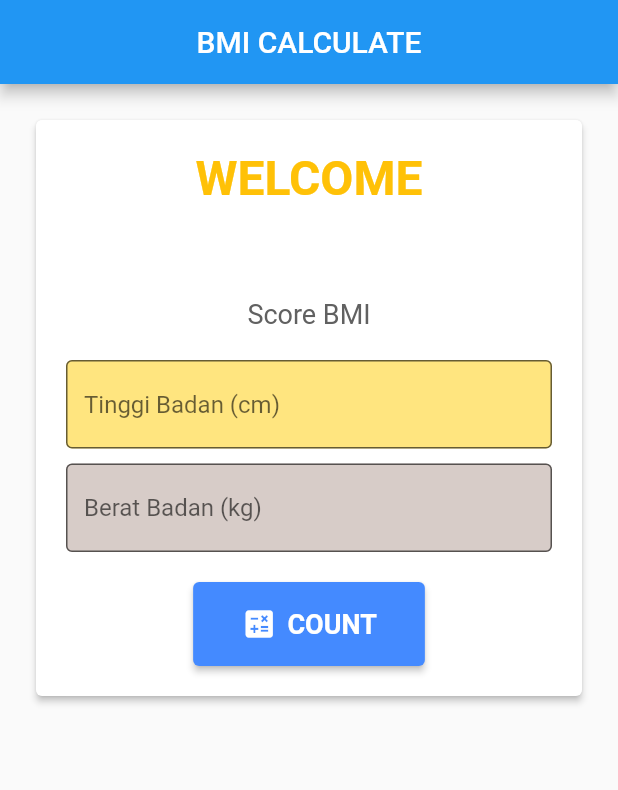
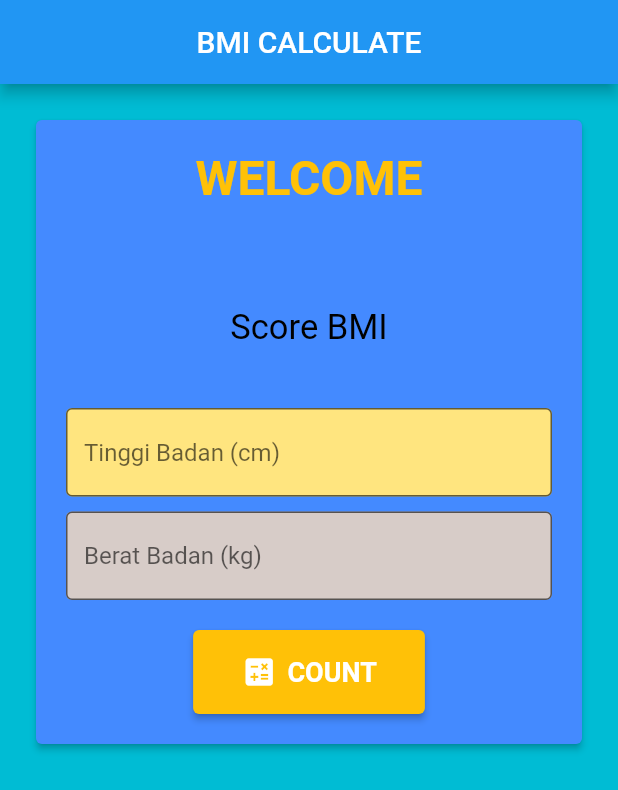
Before and after one commit to octavrosya/BMI-Checker, a Flutter app: the HomePage screen opened directly with empty values, on a phone screen of 412 x 824 dp. Shown: the top 790 px of the screen. Run offline on Flutter 3.47's test engine with Material 2 defaults, Android fonts, the phone set to English and light mode, and no system bars.

Commit message:
third commit

```diff
--- a/lib/home.dart
+++ b/lib/home.dart
@@ -17,12 +17,14 @@ class _HomePageState extends State<HomePage> {
   double heightBody = 0;
   double weightBody = 0;
   double BMI = 0;
+  String bmicount = "";
   @override
   Widget build(BuildContext context) {
     final String args = ModalRoute.of(context)!.settings.arguments as String;
 
     final String username = args;
     return Scaffold(
+      backgroundColor: Colors.cyan,
       appBar: AppBar(
         title: Text("BMI CALCULATE"),
         centerTitle: true,
@@ -34,7 +36,7 @@ class _HomePageState extends State<HomePage> {
           children: [
             Card(
               elevation: 2,
-              color: Colors.white,
+              color: Colors.blueAccent,
               child: Container(
                 padding: EdgeInsets.all(20),
                 child: Form(
@@ -55,8 +57,8 @@ class _HomePageState extends State<HomePage> {
                       Text(
                         (username),
                         style: TextStyle(
-                          fontSize: 18,
-                          color: Colors.grey.shade700,
+                          fontSize: 23,
+                          color: Colors.black,
                         ),
                       ),
                       SizedBox(height: 20),
@@ -64,8 +66,8 @@ class _HomePageState extends State<HomePage> {
                           ? Text(
                               'Score BMI',
                               style: TextStyle(
-                                fontSize: 18,
-                                color: Colors.grey.shade700,
+                                fontSize: 23,
+                                color: Colors.black,
                               ),
                             )
                           : Text(
@@ -76,6 +78,8 @@ class _HomePageState extends State<HomePage> {
                                 color: Colors.amber,
                               ),
                             ),
+                      SizedBox(height: 20),
+                      bmicount == "" ? Container() : Text(bmicount),
                       SizedBox(height: 20),
                       TextFormField(
                         controller: heightBodyControl,
@@ -131,13 +135,22 @@ class _HomePageState extends State<HomePage> {
                             heightBody = heightBody / 100;
                             setState(() {
                               BMI = weightBody / (heightBody * heightBody);
+                              if (BMI < 18.5) {
+                                bmicount = "Under Weight";
+                              } else if (BMI > 18.5 && BMI < 24.9) {
+                                bmicount = "Healthy";
+                              } else if (BMI > 25.0 && BMI < 29.9) {
+                                bmicount = "Over Weight";
+                              } else if (BMI > 30.00) {
+                                bmicount = "Obese";
+                              }
                             });
                           }
                         },
                         icon: Icon(Icons.calculate),
                         label: Text('COUNT'),
                         style: ElevatedButton.styleFrom(
-                          primary: Colors.blueAccent,
+                          primary: Colors.amber,
                           textStyle: TextStyle(
                             fontSize: 18,
                             fontWeight: FontWeight.bold,
--- a/lib/login.dart
+++ b/lib/login.dart
@@ -20,6 +20,7 @@ class LoginPage extends StatelessWidget {
     final String username = args['username'];
     final String password = args['password'];
     return Scaffold(
+      backgroundColor: Colors.cyan,
       appBar: AppBar(
         title: const Text("LOGIN"),
         leading: const Icon(Icons.filter_vintage),
--- a/pubspec.yaml
+++ b/pubspec.yaml
@@ -59,9 +59,9 @@ flutter:
   uses-material-design: true
 
   # To add assets to your application, add an assets section, like this:
-  # assets:
-    # - images/a_dot_burr.jpeg
-    # - images/a_dot_ham.jpeg
+  assets:
+    - assets/wellcome.png
+    - assets/bmi.png
 
   # An image asset can refer to one or more resolution-specific "variants", see
   # https://flutter.dev/assets-and-images/#resolution-aware
```
Also changed, not shown: lib/register.dart (+7 -2 lines), assets/bmi.png (added), assets/wellcome.png (added).
